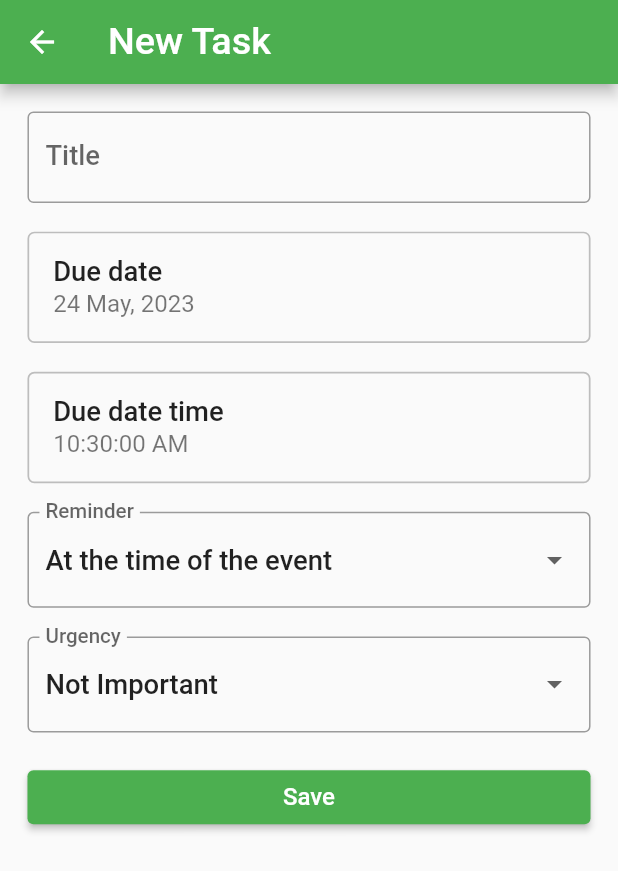
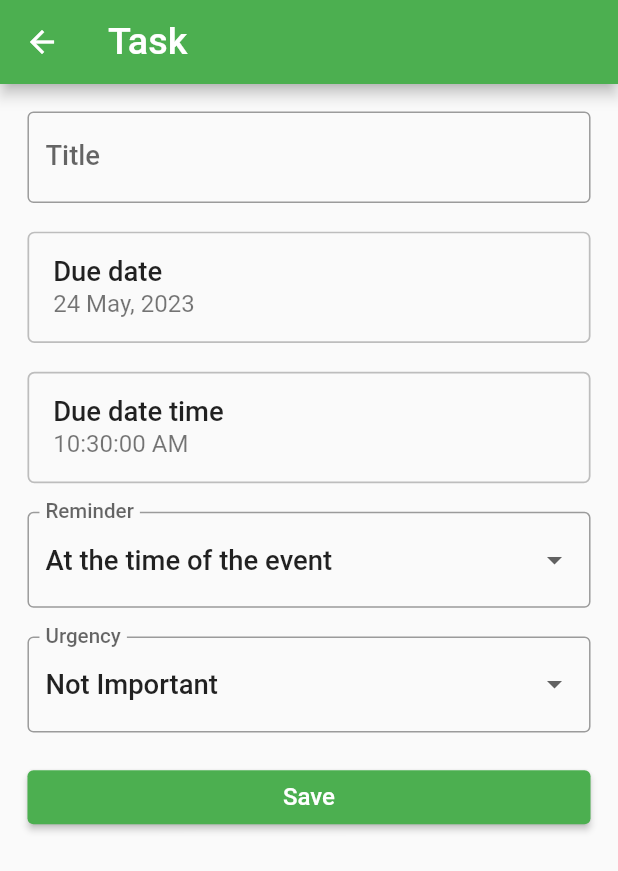
Before and after one commit to Hendi-arch/pbotodo-frontend, a Flutter app: the TaskDetailScreen screen opened directly, on a phone screen of 412 x 824 dp. Shown: the top 871 px of the screen. Run offline on Flutter 3.47's test engine with Material 2 defaults, Android fonts, the phone set to English and light mode, and no system bars; our stand-ins replace device_info_plus, firebase_analytics, firebase_core, firebase_crashlytics, firebase_messaging, flutter_local_notifications and 2 more; accounts and stored records are empty; generated files the repository leaves out were written again.

Commit message:
update codebase

```diff
--- a/lib/screens/task_detail_screen.dart
+++ b/lib/screens/task_detail_screen.dart
@@ -101,7 +101,7 @@ class _TaskDetailScreenState extends State<TaskDetailScreen> {
 
     return Scaffold(
       appBar: AppBar(
-        title: const Text('New Task'),
+        title: const Text('Task'),
       ),
       body: Padding(
         padding: const EdgeInsets.all(16.0).w,
--- a/pubspec.yaml
+++ b/pubspec.yaml
@@ -46,6 +46,7 @@ dependencies:
   firebase_analytics: ^10.3.0
   firebase_crashlytics: ^3.3.1
   firebase_messaging: ^14.6.1 # (Windows, no, Web, yes)
+  firebase_performance: ^0.9.2+1
 
 dev_dependencies:
   flutter_test:
```
Also changed, not shown: pubspec.lock, 3 other files.
